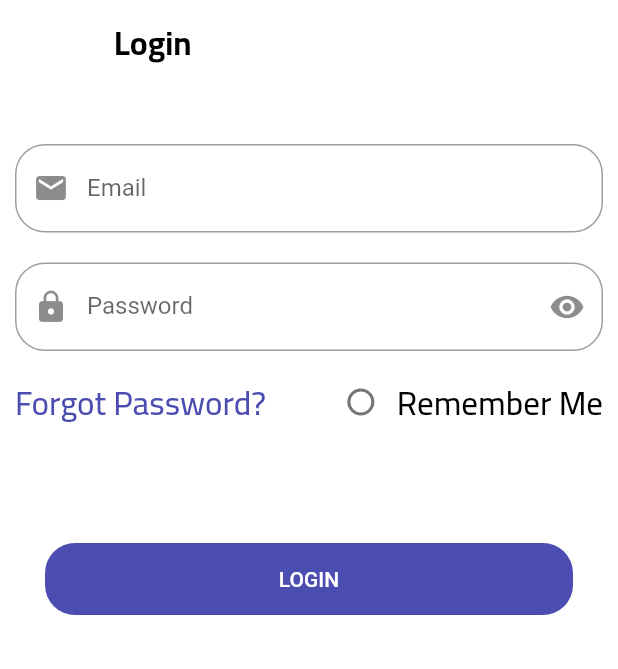
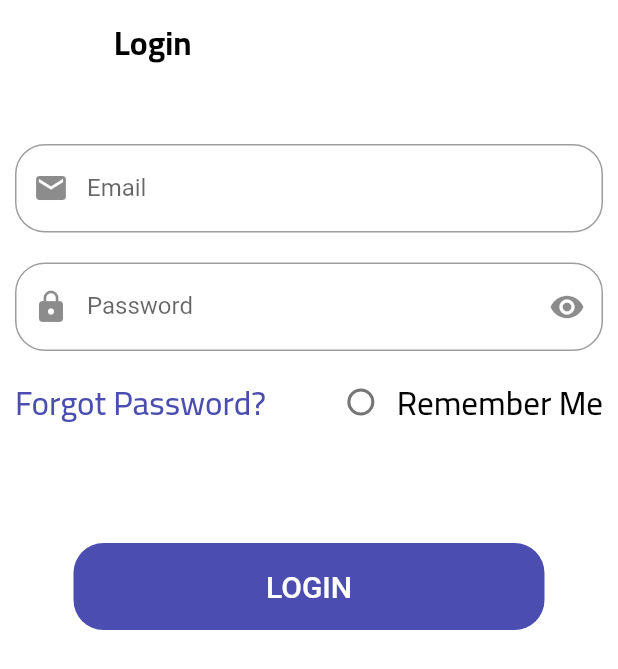
Before and after one commit to Tarekelsayed44/Graduation_project, a Flutter app: the OnBoording screen opened directly, after a tap on "NEXT", after a tap on "SKIP", on a phone screen of 412 x 824 dp. Shown: the top 669 px of the screen. Run offline on Flutter 3.47's test engine with Material 2 defaults, Android fonts, the light colour scheme and no system bars; our stand-ins replace easy_localization, flutter_phoenix, get_it, hexcolor, intl_phone_field, shared_preferences; accounts and stored records are empty.

Commit message:
backButton

```diff
--- a/assets/translation/en-US.json
+++ b/assets/translation/en-US.json
@@ -68,6 +68,9 @@
   "male": "Male",
   "female": "Female",
   "or": "Or",
-  "create_account": "Create your account"
+  "create_account": "Create your account",
+  "login_google": "Login With Google",
+  "login_facebook":"Login With Facebook",
+  "login_iphone":"Login With iPhone"
 
 }
--- a/lib/app/app.dart
+++ b/lib/app/app.dart
@@ -4,6 +4,7 @@ import 'package:get_it/get_it.dart';
 import 'package:pick_park/screens/login_screen/login_screen.dart';
 import 'package:pick_park/screens/on_bording/onbording_Screen.dart';
 import 'package:pick_park/screens/reset_password/resetPassword.dart';
+import 'package:pick_park/screens/sign_up/sign_up0.dart';
 import 'package:pick_park/screens/sign_up/sign_up1.dart';
 import 'package:pick_park/screens/splash/splach2.dart';
 import 'package:pick_park/screens/splash/splash1.dart';
--- a/lib/presentations/resources/font_manager.dart
+++ b/lib/presentations/resources/font_manager.dart
@@ -14,10 +14,12 @@ class FontWeightManager {
 
 class FontSize {
   static const double s12 = 12.0;
-  static const double s14 = 14.0;
+  static const double s13 = 13.0;
   static const double s16 = 16.0;
   static const double s17 = 17.0;
   static const double s18 = 18.0;
   static const double s20 = 20.0;
   static const double s22 = 22.0;
+  static const double s30 = 30.0;
+  static const double s40 = 40.0;
 }
--- a/lib/presentations/resources/string_manager.dart
+++ b/lib/presentations/resources/string_manager.dart
@@ -68,6 +68,9 @@ class AppStrings {
   static const String female = "female";
   static const String or = "or";
   static const String createAcoount = "create_account";
+  static const String withGoogle = "login_google";
+  static const String withFacebook = "login_facebook";
+  static const String withIphone = "login_iphone";
 
 
 
--- a/lib/screens/on_bording/onbording_Screen.dart
+++ b/lib/screens/on_bording/onbording_Screen.dart
@@ -54,27 +54,33 @@ class _OnBoordingState extends State<OnBoording> {
               child: Column(
                 children: [
                   Container(
-                    child: Image.asset(ImageAssets.onboardingLogo1),
-                    margin: EdgeInsetsDirectional.all(20),
+                    child: Image.asset(
+                      ImageAssets.onboardingLogo1,
+                      width: 263.07,
+                      height: 263.07,
+                    ),
+                    padding: EdgeInsets.symmetric(vertical: 20, horizontal: 20),
                   ),
                   SizedBox(
                     height: 15,
                   ),
                   Text(AppStrings.onBoardingTitle1.tr(),
                       textAlign: TextAlign.center,
-                      style: getBoldStyle(color: Colors.black)),
+                      style:
+                          getSemiBoldStyle(color: Colors.black, fontSize: 30)),
                   SizedBox(
-                    height: 15,
+                    height: 20,
                   ),
                   Text(AppStrings.onBoardingSubTitle1.tr(),
                       textAlign: TextAlign.center,
-                      style: getMediumStyle(color: Colors.black)),
+                      style:
+                          getRegularStyle(color: Colors.black, fontSize: 18)),
                   SizedBox(
-                    height: 30,
+                    height: 40,
                   ),
                   dotview(),
                   SizedBox(
-                    height: 15,
+                    height: 10,
                   ),
                   defaultButton(
                     function: () {
@@ -83,8 +89,8 @@ class _OnBoordingState extends State<OnBoording> {
                           curve: Curves.easeIn);
                     },
                     text: AppStrings.next.tr(),
+                    fontWeight: FontWeight.w400,
                     color: Color(0xff4b4eb0),
-                    radius:25,
                   ),
                   SizedBox(
                     height: 15,
@@ -97,9 +103,9 @@ class _OnBoordingState extends State<OnBoording> {
                               builder: (context) => loginScreen()));
                     },
                     text: AppStrings.skip.tr(),
+                    fontWeight: FontWeight.w400,
                     textColor: Color(0xff8993fa),
                     color: Color(0xffedefff),
-                    radius:25,
                   ), // button2
                 ],
               ),
@@ -109,37 +115,43 @@ class _OnBoordingState extends State<OnBoording> {
               child: Column(
                 children: [
                   Container(
-                    child: Image.asset(ImageAssets.onboardingLogo2),
-                    margin: EdgeInsetsDirectional.all(30),
+                    child: Image.asset(
+                      ImageAssets.onboardingLogo2,
+                      width: 224.22,
+                      height: 192.13,
+                    ),
+                    padding: EdgeInsets.symmetric(vertical: 35, horizontal: 20),
                   ), //photo
                   SizedBox(
-                    height: 55,
+                    height: 53,
                   ),
                   Text(AppStrings.onBoardingTitle2.tr(),
                       textAlign: TextAlign.center,
-                      style: getBoldStyle(color: Colors.black)),
+                      style:
+                          getSemiBoldStyle(color: Colors.black, fontSize: 30)),
                   SizedBox(
-                    height: 15,
+                    height: 20,
                   ),
                   Text(AppStrings.onBoardingSubTitle2.tr(),
                       textAlign: TextAlign.center,
-                      style: getMediumStyle(color: Colors.black)),
+                      style:
+                          getRegularStyle(color: Colors.black, fontSize: 18)),
                   SizedBox(
-                    height: 35,
+                    height: 40,
                   ),
                   dotview(),
                   SizedBox(
-                    height: 17,
+                    height: 10,
                   ),
                   defaultButton(
                     function: () {
-                      nextPage.animateToPage(2,
+                      nextPage.animateToPage(1,
                           duration: Duration(milliseconds: 700),
                           curve: Curves.easeIn);
                     },
                     text: AppStrings.next.tr(),
+                    fontWeight: FontWeight.w400,
                     color: Color(0xff4b4eb0),
-                    radius:25,
                   ),
 
                   SizedBox(
@@ -153,9 +165,9 @@ class _OnBoordingState extends State<OnBoording> {
                               builder: (context) => loginScreen()));
                     },
                     text: AppStrings.skip.tr(),
+                    fontWeight: FontWeight.w400,
                     textColor: Color(0xff8993fa),
                     color: Color(0xffedefff),
-                    radius:25,
                   ), // button2
                 ],
               ),
@@ -165,8 +177,9 @@ class _OnBoordingState extends State<OnBoording> {
               child: Column(
                 children: [
                   Container(
-                    child: Image.asset(ImageAssets.onboardingLogo3),
-                    margin: EdgeInsetsDirectional.all(20),
+                    child: Image.asset(ImageAssets.onboardingLogo3,
+                        width: 258, height: 258),
+                    padding: EdgeInsets.symmetric(vertical: 22, horizontal: 20),
                   ), //photo
                   SizedBox(
                     height: 15,
@@ -174,16 +187,17 @@ class _OnBoordingState extends State<OnBoording> {
                   Text(
                     AppStrings.onBoardingTitle3.tr(),
                     textAlign: TextAlign.center,
-                    style: getBoldStyle(color: Colors.black),
+                    style: getSemiBoldStyle(color: Colors.black, fontSize: 30),
                   ),
                   SizedBox(
-                    height: 15,
+                    height: 20,
                   ),
                   Text(AppStrings.onBoardingSubTitle3.tr(),
                       textAlign: TextAlign.center,
-                      style: getMediumStyle(color: Colors.black)),
+                      style:
+                          getRegularStyle(color: Colors.black, fontSize: 18)),
                   SizedBox(
-                    height: 30,
+                    height: 40,
                   ),
                   dotview(),
                   SizedBox(
@@ -197,7 +211,7 @@ class _OnBoordingState extends State<OnBoording> {
                     },
                     text: AppStrings.next.tr(),
                     color: Color(0xff4b4eb0),
-                    radius:25,
+                    radius: 25,
                   ), //button1
                   SizedBox(
                     height: 15,
@@ -210,9 +224,9 @@ class _OnBoordingState extends State<OnBoording> {
                               builder: (context) => loginScreen()));
                     },
                     text: AppStrings.skip.tr(),
+                    fontWeight: FontWeight.w400,
                     textColor: Color(0xff8993fa),
                     color: Color(0xffedefff),
-                    radius:25,
                   ), // button2
                 ],
               ),
--- a/lib/shared/components/component.dart
+++ b/lib/shared/components/component.dart
@@ -1,21 +1,26 @@
+import 'package:easy_localization/easy_localization.dart';
 import 'package:flutter/material.dart';
+import 'package:pick_park/presentations/resources/string_manager.dart';
 
 Widget defaultButton({
-  double width = double.infinity,
   Color color = Colors.blue,
   required Function function,
   required String text,
-  double radius = 0.0,
+  double radius = 25,
+  double fontSize = 20,
+  FontWeight fontWeight = FontWeight.w500,
   bool isUpperCase = true,
   Color textColor = Colors.white,
 }) =>
     Container(
-      width: width,
+      width: 314,
+      height: 58,
       child: MaterialButton(
         onPressed: () => function(),
         child: Text(
           isUpperCase ? text.toUpperCase() : text,
-          style: TextStyle(color: textColor),
+          style: TextStyle(
+              color: textColor, fontSize: fontSize, fontWeight: fontWeight),
         ),
       ),
       decoration: BoxDecoration(
@@ -68,3 +73,35 @@ Widget defaultFormField({
                   icon: Icon(suffix))
               : null),
     );
+//-----------------------------------------------------------------------------------------------
+Widget backButton() {
+  return Container(
+    width: 70,
+    height: 28,
+    decoration: BoxDecoration(
+      color: Color(0xffEDEFFF),
+      borderRadius: BorderRadius.circular(14),
+    ),
+
+    child: Row(
+      children: [
+        SizedBox(width: 5,),
+        Text(
+          AppStrings.back.tr(),
+          style: TextStyle(
+            color: Color(0xff736F6F),
+            fontSize: 14,
+            fontWeight: FontWeight.w400,
+            fontFamily: "Cairo",
+          ),
+        ),
+        SizedBox(width: 5,),
+       Icon(
+          Icons.arrow_forward,
+          size: 20,
+          color: Colors.black,
+        )
+      ],
+    ),
+  );
+}
```
Also changed, not shown: assets/translation/ar-SA.json (+5 -3 lines), lib/screens/sign_up/sign_up0.dart (added, +42 -0 lines), lib/screens/sign_up/sign_up1.dart (+13 -6 lines), lib/screens/sign_up/sign_up2.dart (+19 -20 lines), lib/screens/splash/splach2.dart (+6 -4 lines), lib/screens/splash/splash1.dart (+14 -1 lines).
